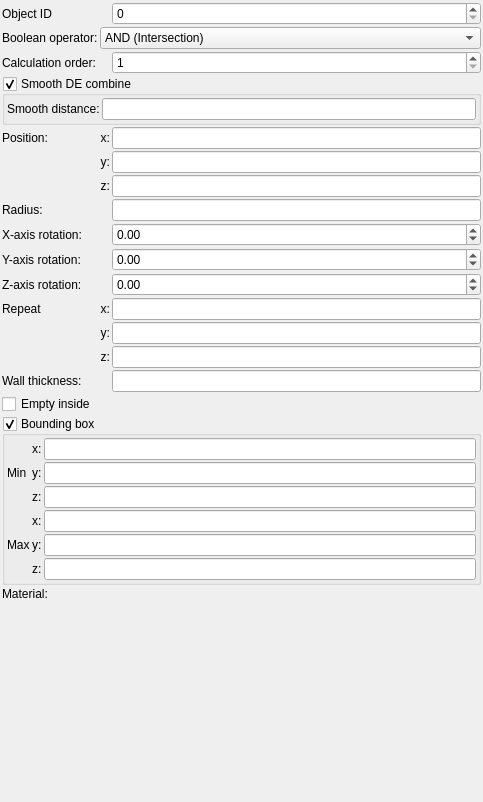
buddhi1980/mandelbulber2, file mandelbulber2/formula/ui/primitive_sphere.ui: the form before one commit.
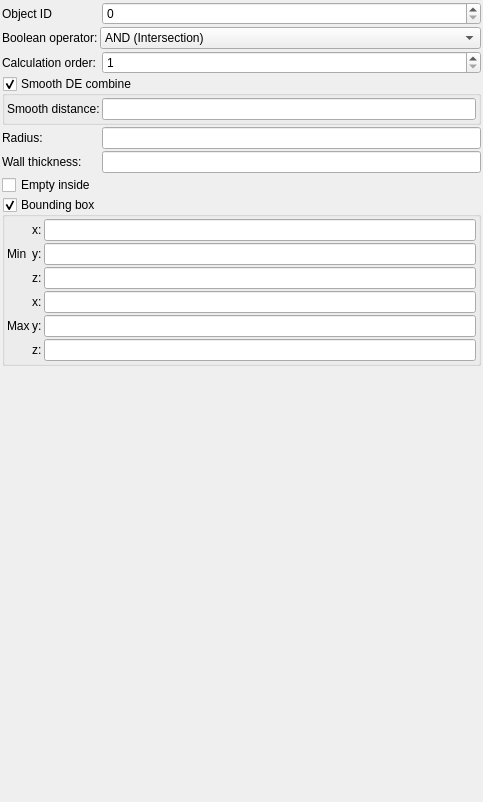
The form after the commit. Custom widgets are drawn as their Qt base class.

Diff of the .ui file:
```diff
--- a/mandelbulber2/formula/ui/primitive_sphere.ui
+++ b/mandelbulber2/formula/ui/primitive_sphere.ui
@@ -34,159 +34,14 @@
      <property name="spacing">
       <number>2</number>
      </property>
-     <item row="11" column="1">
-      <widget class="QLabel" name="label_repeat_x_2">
+     <item row="4" column="0">
+      <widget class="QLabel" name="label_7">
        <property name="text">
-        <string>x:</string>
+        <string>Radius:</string>
        </property>
-       <property name="alignment">
-        <set>Qt::AlignRight|Qt::AlignTrailing|Qt::AlignVCenter</set>
-       </property>
       </widget>
      </item>
-     <item row="13" column="1">
-      <widget class="QLabel" name="label_repeat_z_2">
-       <property name="text">
-        <string>z:</string>
-       </property>
-       <property name="alignment">
-        <set>Qt::AlignRight|Qt::AlignTrailing|Qt::AlignVCenter</set>
-       </property>
-      </widget>
-     </item>
-     <item row="4" column="2">
-      <widget class="MyLineEdit" name="vect3_position_x">
-       <property name="sizePolicy">
-        <sizepolicy hsizetype="Expanding" vsizetype="Maximum">
-         <horstretch>0</horstretch>
-         <verstretch>0</verstretch>
-        </sizepolicy>
-       </property>
-      </widget>
-     </item>
-     <item row="9" column="0">
-      <widget class="QLabel" name="label_y_rotation">
-       <property name="text">
-        <string>Y-axis rotation:</string>
-       </property>
-      </widget>
-     </item>
-     <item row="12" column="1">
-      <widget class="QLabel" name="label_repeat_y_2">
-       <property name="text">
-        <string>y:</string>
-       </property>
-       <property name="alignment">
-        <set>Qt::AlignRight|Qt::AlignTrailing|Qt::AlignVCenter</set>
-       </property>
-      </widget>
-     </item>
-     <item row="13" column="2">
-      <widget class="MyLineEdit" name="vect3_repeat_z">
-       <property name="sizePolicy">
-        <sizepolicy hsizetype="Expanding" vsizetype="Maximum">
-         <horstretch>0</horstretch>
-         <verstretch>0</verstretch>
-        </sizepolicy>
-       </property>
-      </widget>
-     </item>
-     <item row="10" column="2">
-      <widget class="MyDoubleSpinBox" name="spinboxd3_rotation_z">
-       <property name="sizePolicy">
-        <sizepolicy hsizetype="Minimum" vsizetype="Maximum">
-         <horstretch>0</horstretch>
-         <verstretch>0</verstretch>
-        </sizepolicy>
-       </property>
-       <property name="prefix">
-        <string/>
-       </property>
-       <property name="suffix">
-        <string/>
-       </property>
-       <property name="decimals">
-        <number>2</number>
-       </property>
-       <property name="minimum">
-        <double>-36000.000000000000000</double>
-       </property>
-       <property name="maximum">
-        <double>36000.000000000000000</double>
-       </property>
-       <property name="singleStep">
-        <double>0.100000000000000</double>
-       </property>
-      </widget>
-     </item>
-     <item row="3" column="0" colspan="3">
-      <widget class="MyGroupBox" name="groupCheck_smooth_de_combine_enable">
-       <property name="title">
-        <string>Smooth DE combine</string>
-       </property>
-       <property name="checkable">
-        <bool>true</bool>
-       </property>
-       <layout class="QGridLayout" name="gridLayout_4">
-        <property name="leftMargin">
-         <number>2</number>
-        </property>
-        <property name="topMargin">
-         <number>2</number>
-        </property>
-        <property name="rightMargin">
-         <number>2</number>
-        </property>
-        <property name="bottomMargin">
-         <number>2</number>
-        </property>
-        <property name="spacing">
-         <number>2</number>
-        </property>
-        <item row="0" column="0">
-         <widget class="QLabel" name="label_306">
-          <property name="text">
-           <string>Smooth distance:</string>
-          </property>
-          <property name="wordWrap">
-           <bool>true</bool>
-          </property>
-         </widget>
-        </item>
-        <item row="0" column="1">
-         <widget class="MyLineEdit" name="logedit_smooth_de_combine_distance">
-          <property name="sizePolicy">
-           <sizepolicy hsizetype="Expanding" vsizetype="Maximum">
-            <horstretch>0</horstretch>
-            <verstretch>0</verstretch>
-           </sizepolicy>
-          </property>
-         </widget>
-        </item>
-       </layout>
-      </widget>
-     </item>
-     <item row="4" column="1">
-      <widget class="QLabel" name="label_11">
-       <property name="text">
-        <string>x:</string>
-       </property>
-       <property name="alignment">
-        <set>Qt::AlignRight|Qt::AlignTrailing|Qt::AlignVCenter</set>
-       </property>
-      </widget>
-     </item>
-     <item row="6" column="2">
-      <widget class="MyLineEdit" name="vect3_position_z">
-       <property name="sizePolicy">
-        <sizepolicy hsizetype="Expanding" vsizetype="Maximum">
-         <horstretch>0</horstretch>
-         <verstretch>0</verstretch>
-        </sizepolicy>
-       </property>
-      </widget>
-     </item>
-     <item row="14" column="2">
+     <item row="5" column="2">
       <widget class="MyLineEdit" name="logedit_wall_thickness">
        <property name="sizePolicy">
         <sizepolicy hsizetype="Expanding" vsizetype="Maximum">
@@ -196,31 +51,17 @@
        </property>
       </widget>
      </item>
-     <item row="2" column="0">
-      <widget class="QLabel" name="label_22">
-       <property name="text">
-        <string>Calculation order:</string>
-       </property>
-       <property name="wordWrap">
-        <bool>true</bool>
-       </property>
-      </widget>
-     </item>
-     <item row="10" column="0">
-      <widget class="QLabel" name="label_z_rotation">
-       <property name="text">
-        <string>Z-axis rotation:</string>
-       </property>
-      </widget>
-     </item>
-     <item row="12" column="2">
-      <widget class="MyLineEdit" name="vect3_repeat_y">
+     <item row="6" column="0" colspan="3">
+      <widget class="MyCheckBox" name="checkBox_empty">
        <property name="sizePolicy">
-        <sizepolicy hsizetype="Expanding" vsizetype="Maximum">
+        <sizepolicy hsizetype="Minimum" vsizetype="Maximum">
          <horstretch>0</horstretch>
          <verstretch>0</verstretch>
         </sizepolicy>
        </property>
+       <property name="text">
+        <string>Empty inside</string>
+       </property>
       </widget>
      </item>
      <item row="1" column="1" colspan="2">
@@ -253,118 +94,6 @@
        </item>
       </widget>
      </item>
-     <item row="7" column="0">
-      <widget class="QLabel" name="label_7">
-       <property name="text">
-        <string>Radius:</string>
-       </property>
-      </widget>
-     </item>
-     <item row="5" column="1">
-      <widget class="QLabel" name="label_12">
-       <property name="text">
-        <string>y:</string>
-       </property>
-       <property name="alignment">
-        <set>Qt::AlignRight|Qt::AlignTrailing|Qt::AlignVCenter</set>
-       </property>
-      </widget>
-     </item>
-     <item row="1" column="0">
-      <widget class="QLabel" name="label_21">
-       <property name="text">
-        <string>Boolean operator:</string>
-       </property>
-       <property name="wordWrap">
-        <bool>true</bool>
-       </property>
-      </widget>
-     </item>
-     <item row="8" column="2">
-      <widget class="MyDoubleSpinBox" name="spinboxd3_rotation_x">
-       <property name="sizePolicy">
-        <sizepolicy hsizetype="Minimum" vsizetype="Maximum">
-         <horstretch>0</horstretch>
-         <verstretch>0</verstretch>
-        </sizepolicy>
-       </property>
-       <property name="prefix">
-        <string/>
-       </property>
-       <property name="suffix">
-        <string/>
-       </property>
-       <property name="decimals">
-        <number>2</number>
-       </property>
-       <property name="minimum">
-        <double>-36000.000000000000000</double>
-       </property>
-       <property name="maximum">
-        <double>36000.000000000000000</double>
-       </property>
-       <property name="singleStep">
-        <double>0.100000000000000</double>
-       </property>
-      </widget>
-     </item>
-     <item row="14" column="0">
-      <widget class="QLabel" name="label_3">
-       <property name="text">
-        <string>Wall thickness:</string>
-       </property>
-      </widget>
-     </item>
-     <item row="4" column="0">
-      <widget class="QLabel" name="label_10">
-       <property name="text">
-        <string>Position:</string>
-       </property>
-      </widget>
-     </item>
-     <item row="18" column="1" colspan="2">
-      <widget class="cMaterialSelector" name="materialselector_material_id" native="true">
-       <property name="sizePolicy">
-        <sizepolicy hsizetype="Preferred" vsizetype="Minimum">
-         <horstretch>0</horstretch>
-         <verstretch>0</verstretch>
-        </sizepolicy>
-       </property>
-      </widget>
-     </item>
-     <item row="15" column="0" colspan="3">
-      <widget class="MyCheckBox" name="checkBox_empty">
-       <property name="sizePolicy">
-        <sizepolicy hsizetype="Minimum" vsizetype="Maximum">
-         <horstretch>0</horstretch>
-         <verstretch>0</verstretch>
-        </sizepolicy>
-       </property>
-       <property name="text">
-        <string>Empty inside</string>
-       </property>
-      </widget>
-     </item>
-     <item row="11" column="2">
-      <widget class="MyLineEdit" name="vect3_repeat_x">
-       <property name="sizePolicy">
-        <sizepolicy hsizetype="Expanding" vsizetype="Maximum">
-         <horstretch>0</horstretch>
-         <verstretch>0</verstretch>
-        </sizepolicy>
-       </property>
-      </widget>
-     </item>
-     <item row="6" column="1">
-      <widget class="QLabel" name="label_13">
-       <property name="text">
-        <string>z:</string>
-       </property>
-       <property name="alignment">
-        <set>Qt::AlignRight|Qt::AlignTrailing|Qt::AlignVCenter</set>
-       </property>
-      </widget>
-     </item>
      <item row="2" column="2">
       <widget class="MySpinBox" name="spinboxInt_calculation_order">
        <property name="sizePolicy">
@@ -384,76 +113,24 @@
        </property>
       </widget>
      </item>
-     <item row="8" column="0">
-      <widget class="QLabel" name="label_x_rotation">
+     <item row="5" column="0">
+      <widget class="QLabel" name="label_3">
        <property name="text">
-        <string>X-axis rotation:</string>
+        <string>Wall thickness:</string>
        </property>
       </widget>
      </item>
-     <item row="7" column="2">
-      <widget class="MyLineEdit" name="logedit_radius">
-       <property name="sizePolicy">
-        <sizepolicy hsizetype="Expanding" vsizetype="Maximum">
-         <horstretch>0</horstretch>
-         <verstretch>0</verstretch>
-        </sizepolicy>
-       </property>
-      </widget>
-     </item>
-     <item row="11" column="0">
-      <widget class="QLabel" name="label_2">
+     <item row="1" column="0">
+      <widget class="QLabel" name="label_21">
        <property name="text">
-        <string>Repeat</string>
+        <string>Boolean operator:</string>
        </property>
-      </widget>
-     </item>
-     <item row="9" column="2">
-      <widget class="MyDoubleSpinBox" name="spinboxd3_rotation_y">
-       <property name="sizePolicy">
-        <sizepolicy hsizetype="Minimum" vsizetype="Maximum">
-         <horstretch>0</horstretch>
-         <verstretch>0</verstretch>
-        </sizepolicy>
+       <property name="wordWrap">
+        <bool>true</bool>
        </property>
-       <property name="prefix">
-        <string/>
-       </property>
-       <property name="suffix">
-        <string/>
-       </property>
-       <property name="decimals">
-        <number>2</number>
-       </property>
-       <property name="minimum">
-        <double>-36000.000000000000000</double>
-       </property>
-       <property name="maximum">
-        <double>36000.000000000000000</double>
-       </property>
-       <property name="singleStep">
-        <double>0.100000000000000</double>
-       </property>
       </widget>
      </item>
-     <item row="5" column="2">
-      <widget class="MyLineEdit" name="vect3_position_y">
-       <property name="sizePolicy">
-        <sizepolicy hsizetype="Expanding" vsizetype="Maximum">
-         <horstretch>0</horstretch>
-         <verstretch>0</verstretch>
-        </sizepolicy>
-       </property>
-      </widget>
-     </item>
-     <item row="18" column="0">
-      <widget class="QLabel" name="label_20">
-       <property name="text">
-        <string>Material:</string>
-       </property>
-      </widget>
-     </item>
-     <item row="16" column="0" colspan="3">
+     <item row="7" column="0" colspan="3">
       <widget class="MyGroupBox" name="groupCheck_limits_enable">
        <property name="title">
         <string>Bounding box</string>
@@ -640,6 +317,73 @@
        </property>
       </widget>
      </item>
+     <item row="2" column="0">
+      <widget class="QLabel" name="label_22">
+       <property name="text">
+        <string>Calculation order:</string>
+       </property>
+       <property name="wordWrap">
+        <bool>true</bool>
+       </property>
+      </widget>
+     </item>
+     <item row="4" column="2">
+      <widget class="MyLineEdit" name="logedit_radius">
+       <property name="sizePolicy">
+        <sizepolicy hsizetype="Expanding" vsizetype="Maximum">
+         <horstretch>0</horstretch>
+         <verstretch>0</verstretch>
+        </sizepolicy>
+       </property>
+      </widget>
+     </item>
+     <item row="3" column="0" colspan="3">
+      <widget class="MyGroupBox" name="groupCheck_smooth_de_combine_enable">
+       <property name="title">
+        <string>Smooth DE combine</string>
+       </property>
+       <property name="checkable">
+        <bool>true</bool>
+       </property>
+       <layout class="QGridLayout" name="gridLayout_4">
+        <property name="leftMargin">
+         <number>2</number>
+        </property>
+        <property name="topMargin">
+         <number>2</number>
+        </property>
+        <property name="rightMargin">
+         <number>2</number>
+        </property>
+        <property name="bottomMargin">
+         <number>2</number>
+        </property>
+        <property name="spacing">
+         <number>2</number>
+        </property>
+        <item row="0" column="0">
+         <widget class="QLabel" name="label_306">
+          <property name="text">
+           <string>Smooth distance:</string>
+          </property>
+          <property name="wordWrap">
+           <bool>true</bool>
+          </property>
+         </widget>
+        </item>
+        <item row="0" column="1">
+         <widget class="MyLineEdit" name="logedit_smooth_de_combine_distance">
+          <property name="sizePolicy">
+           <sizepolicy hsizetype="Expanding" vsizetype="Maximum">
+            <horstretch>0</horstretch>
+            <verstretch>0</verstretch>
+           </sizepolicy>
+          </property>
+         </widget>
+        </item>
+       </layout>
+      </widget>
+     </item>
     </layout>
    </item>
    <item>
@@ -658,11 +402,6 @@
   </layout>
  </widget>
  <customwidgets>
-  <customwidget>
-   <class>MyDoubleSpinBox</class>
-   <extends>QDoubleSpinBox</extends>
-   <header>my_double_spin_box.h</header>
-  </customwidget>
   <customwidget>
    <class>MyCheckBox</class>
    <extends>QCheckBox</extends>
@@ -673,12 +412,6 @@
    <extends>QLineEdit</extends>
    <header>my_line_edit.h</header>
   </customwidget>
-  <customwidget>
-   <class>cMaterialSelector</class>
-   <extends>QWidget</extends>
-   <header>material_selector.h</header>
-   <container>1</container>
-  </customwidget>
   <customwidget>
    <class>MyComboBox</class>
    <extends>QComboBox</extends>
```
Left out of the diff: 6 changed lines with no effect on the pictures.
